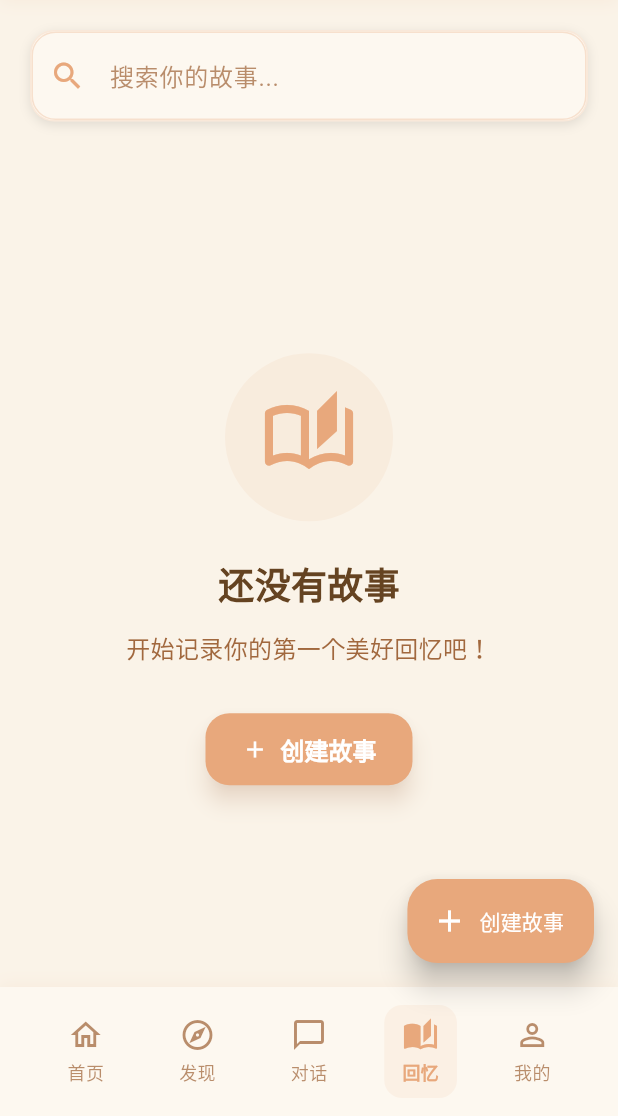
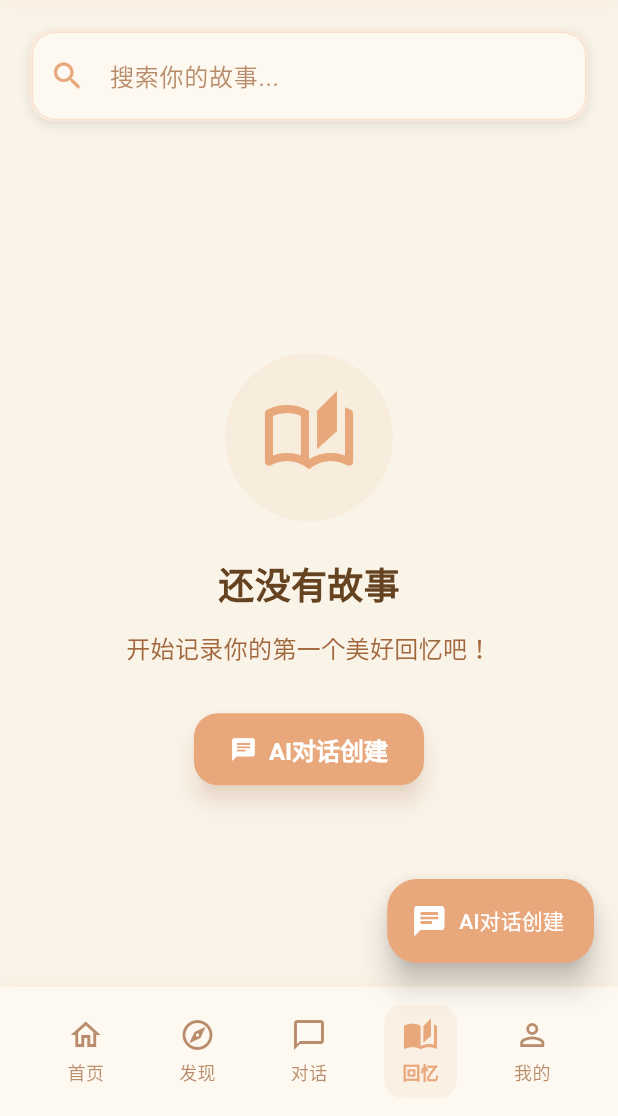
Before and after one commit to zjtdzyx/Memory-Echoes, a Flutter app: the StoryListPage screen opened by its route, on a phone screen of 412 x 824 dp, the part 120-1236 px from its top. Run offline on Flutter 3.47's test engine with Material 3 defaults, Android fonts, the phone set to English and light mode, and no system bars; our stand-ins replace cached_network_image, cloud_firestore, dio, firebase_auth, firebase_core, firebase_storage and 7 more; missing offline and left inert: record; accounts and stored records are empty; Roboto replaces fonts that are missing (Georgia).

Commit message:
feat: implement real-time story updates and improve data flow
- Fix story list navigation: create story button now goes to AI chat
- Convert StoryRepository.getUserStories to Stream for real-time updates
- Update StoryListNotifier to listen to story changes automatically
- Remove manual refresh calls since Stream handles updates automatically
- Improve data flow between AI chat and story list pages
- Stories generated from AI chat now appear immediately in story list

```diff
--- a/lib/domain/repositories/story_repository.dart
+++ b/lib/domain/repositories/story_repository.dart
@@ -1,7 +1,7 @@
 import '../entities/story_entity.dart';
 
 abstract class StoryRepository {
-  Future<List<StoryEntity>> getUserStories(String userId);
+  Stream<List<StoryEntity>> getUserStories(String userId);
   Future<List<StoryEntity>> getPublicStories();
   Future<StoryEntity> getStoryById(String storyId);
   Future<void> createStory(StoryEntity story);
--- a/lib/domain/usecases/story_usecases.dart
+++ b/lib/domain/usecases/story_usecases.dart
@@ -5,7 +5,7 @@ class GetUserStoriesUseCase {
   final StoryRepository _repository;
   GetUserStoriesUseCase(this._repository);
 
-  Future<List<StoryEntity>> call(String userId) {
+  Stream<List<StoryEntity>> call(String userId) {
     return _repository.getUserStories(userId);
   }
 }
--- a/lib/presentation/pages/story/story_list_page.dart
+++ b/lib/presentation/pages/story/story_list_page.dart
@@ -482,9 +482,9 @@ class StoryListPage extends ConsumerWidget {
           ),
           const SizedBox(height: 32),
           ElevatedButton.icon(
-            onPressed: () => context.go('/story/create'),
-            icon: const Icon(Icons.add),
-            label: const Text('创建故事'),
+            onPressed: () => context.go('/chat'),
+            icon: const Icon(Icons.chat),
+            label: const Text('AI对话创建'),
             style: ElevatedButton.styleFrom(
               padding: const EdgeInsets.symmetric(
                 horizontal: 24,
@@ -499,9 +499,9 @@ class StoryListPage extends ConsumerWidget {
 
   Widget _buildCreateStoryFAB(BuildContext context) {
     return FloatingActionButton.extended(
-      onPressed: () => context.go('/story/create'),
-      icon: const Icon(Icons.add),
-      label: const Text('创建故事'),
+      onPressed: () => context.go('/chat'),
+      icon: const Icon(Icons.chat),
+      label: const Text('AI对话创建'),
       backgroundColor: AppTheme.primaryOrange,
       foregroundColor: Colors.white,
     );
--- a/lib/presentation/providers/chat_provider.dart
+++ b/lib/presentation/providers/chat_provider.dart
@@ -4,6 +4,7 @@ import '../../domain/entities/chat_message_entity.dart';
 import '../../domain/usecases/ai_chat_usecases.dart';
 import '../../dependency_injection.dart';
 import '../../data/models/chat_message_model.dart';
+import 'story_provider.dart';
 
 part 'chat_provider.freezed.dart';
 
@@ -79,6 +80,8 @@ class ChatNotifier extends StateNotifier<ChatState> {
         isLoading: false,
         error: null,
       );
+
+      // 不需要手动刷新，Stream会自动更新故事列表
     } catch (e) {
       state = state.copyWith(
         isLoading: false,
```
Also changed, not shown: lib/data/repositories/story_repository_impl.dart (+4 -5 lines), lib/presentation/providers/story_provider.dart (+15 -13 lines).
